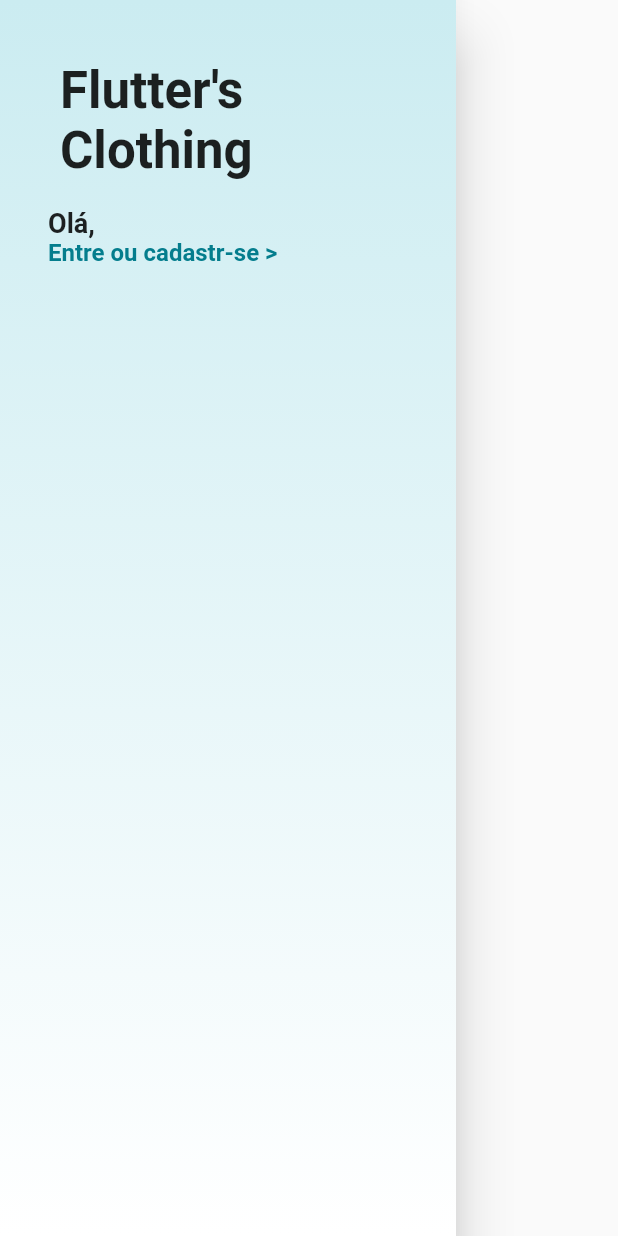
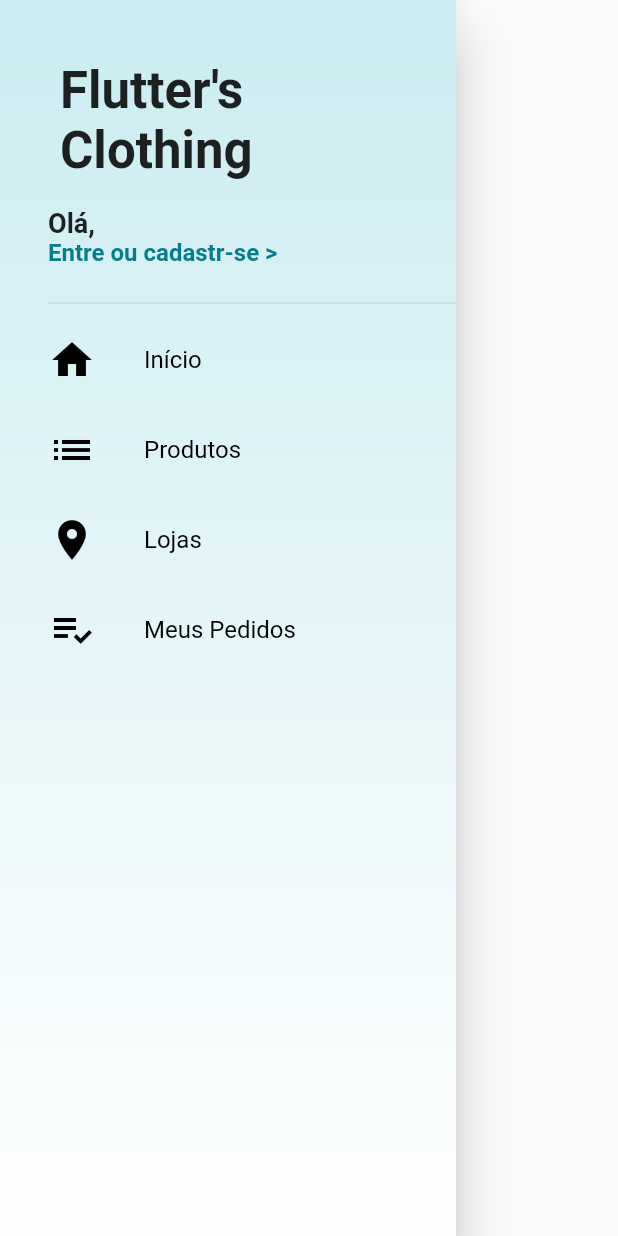
Before and after one commit to Higor13/LojaVirtual, a Flutter app: the CustomDrawer widget shown alone on an empty page, opened directly, on a phone screen of 412 x 824 dp. Run offline on Flutter 3.47's test engine with Material 2 defaults, Android fonts, the phone set to English and light mode, and no system bars; our stand-ins replace cloud_firestore, firebase_core, transparent_image; accounts and stored records are empty.

Commit message:
Drawer tiles widget created with menus

```diff
--- /dev/null
+++ b/lib/tiles/drawer_tiles.dart
@@ -0,0 +1,40 @@
+import 'package:flutter/material.dart';
+
+class DrawerTiles extends StatelessWidget {
+  final IconData icon;
+  final String text;
+
+  DrawerTiles(this.icon, this.text);
+
+  @override
+  Widget build(BuildContext context) {
+    return Material(
+      color: Colors.transparent,
+      child: InkWell(
+        onTap: () {},
+        child: Container(
+          height: 60.0,
+          child: Row(
+            children: [
+              Icon(
+                icon,
+                size: 32.0,
+                color: Colors.black,
+              ),
+              SizedBox(
+                width: 32.0,
+              ),
+              Text(
+                text,
+                style: TextStyle(
+                  fontSize: 16.0,
+                  color: Colors.black,
+                ),
+              )
+            ],
+          ),
+        ),
+      ),
+    ); //Merial to visual effect
+  }
+}
--- a/lib/widgets/custom_drawer.dart
+++ b/lib/widgets/custom_drawer.dart
@@ -1,4 +1,5 @@
 import 'package:flutter/material.dart';
+import 'package:lojavirtual/tiles/drawer_tiles.dart';
 
 class CustomDrawer extends StatelessWidget {
   const CustomDrawer({super.key});
@@ -72,6 +73,11 @@ class CustomDrawer extends StatelessWidget {
                   ],
                 ),
               ),
+              Divider(),
+              DrawerTiles(Icons.home, 'Início'),
+              DrawerTiles(Icons.list, 'Produtos'),
+              DrawerTiles(Icons.location_on, 'Lojas'),
+              DrawerTiles(Icons.playlist_add_check, 'Meus Pedidos'),
             ],
           ),
         ],
```
